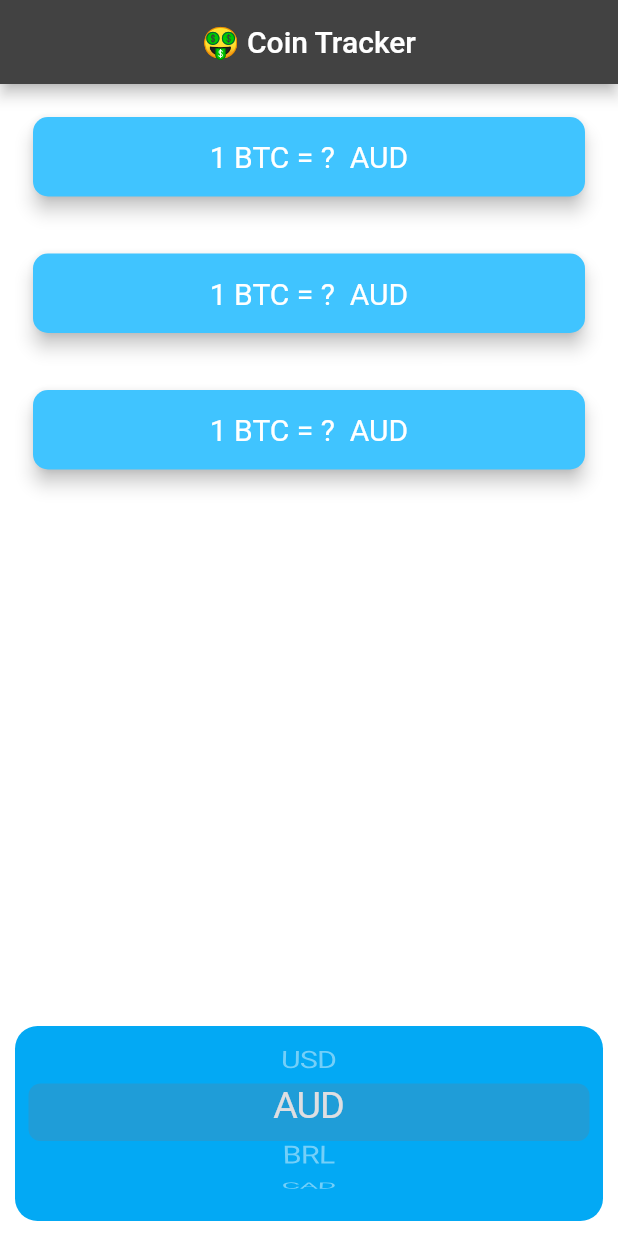
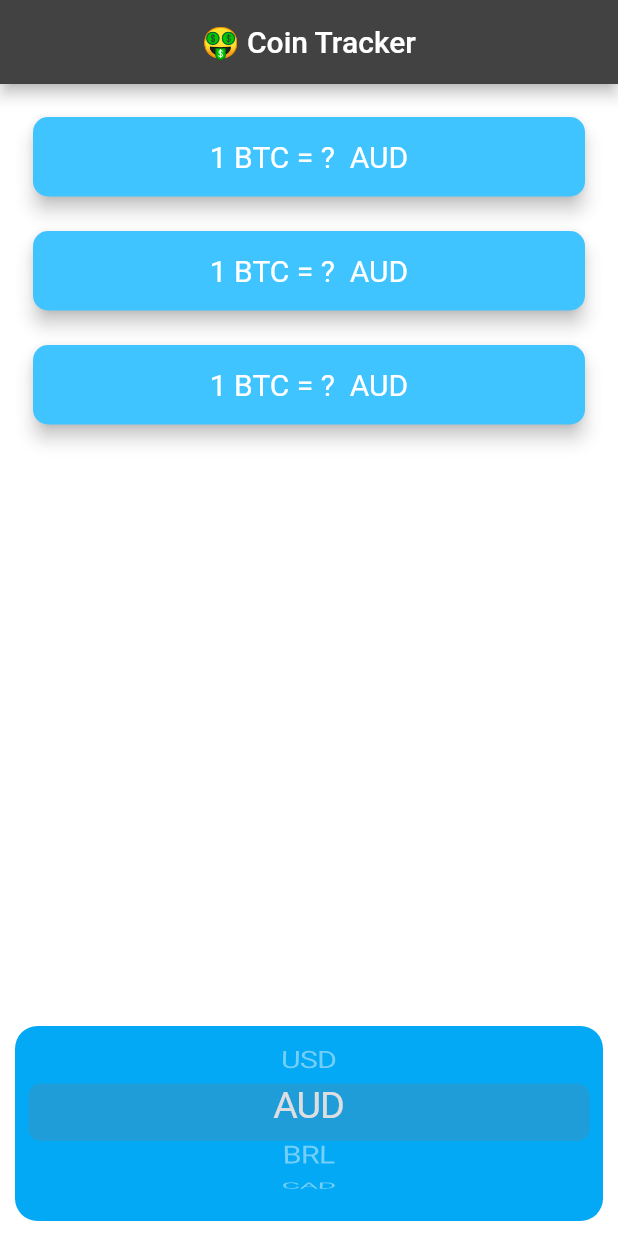
Before and after one commit to devBamidele/bitcoin, a Flutter app: the screen it shows after launch, after a tap on "AUD", on a phone screen of 412 x 824 dp. Run offline on Flutter 3.47's test engine with Material 2 defaults, Android fonts, the phone set to English and light mode, and no system bars; network calls fail.

Commit message:
I ran out of requests

```diff
--- a/lib/coin_data.dart
+++ b/lib/coin_data.dart
@@ -32,18 +32,15 @@ const List<String> currenciesList = [
   'NGN'
 ];
 
+// Todo: Uncomment the two lines here
 const List<String> cryptoList = [
   'BTC',
-  'ETH',
-  'LTC',
+  // 'ETH',
+  // 'LTC',
 ];
 
 class CoinData {
   CoinData();
-
-  /// Sample request
-  /// https://rest.coinapi.io/v1/exchangerate/BTC/USD?apikey=E736773C-754D-4E8B-861D-70F96C1F5604
-  /// https://rest.coinapi.io/v1/exchangerate/BTC/USD?apikey=E736773C-754D-4E8B-861D-70F96C1F5604#
 
   /// Fetch the information from the server and return it as a json String
   Future<dynamic> fetchData(String url) async {
@@ -67,6 +64,7 @@ class CoinData {
     }
   }
 
+  // todo: You need to interpolate 'BTC' to reduce DRY
   getBitcoin(String currency) async {
     var url = '${openWeatherMapUrl}BTC/$currency?apikey=$apiKey1';
     return await fetchData(url);
--- a/lib/price_screen.dart
+++ b/lib/price_screen.dart
@@ -5,10 +5,6 @@ import 'package:flutter/material.dart';
 import 'package:bitcoin/coin_data.dart';
 import 'package:bitcoin/recyclable_card.dart';
 import 'dart:io' show Platform;
-
-// BTC
-// ETH
-// LTE
 
 class PriceScreen extends StatefulWidget {
   const PriceScreen({Key? key}) : super(key: key);
@@ -20,6 +16,7 @@ class PriceScreen extends StatefulWidget {
 class _PriceScreenState extends State<PriceScreen> {
   String selectedCurrency = 'USD';
   int? btcrate, ethrate, ltcrate;
+  List<int> exchange = [];
 
   getAndroidPicker() {
     List<DropdownMenuItem<String>> items =
@@ -63,6 +60,7 @@ class _PriceScreenState extends State<PriceScreen> {
         setState(() {
           selectedCurrency = currenciesList[selectedPicker];
           getData();
+          log(exchange.length.toString());
         });
       },
       children: myItems,
@@ -75,19 +73,25 @@ class _PriceScreenState extends State<PriceScreen> {
     getData();
   }
 
+  // Todo: The getData needs to receive responses and store it in an array
   void getData() async {
     CoinData coinData = CoinData();
 
-    dynamic bitcoin = await coinData.getBitcoin(selectedCurrency);
+    for (int i = 0; i < cryptoList.length; i++) {
+      dynamic bitcoin = await coinData.getBitcoin(selectedCurrency);
 
-    if (bitcoin != null) {
-      if (bitcoin == 'Bad response') {
-        btcrate = null;
-      } else {
-        double result = bitcoin['rate'];
-        setState(() {
-          btcrate = result.toInt();
-        });
+      if (bitcoin != null) {
+        if (bitcoin == 'Bad response') {
+          btcrate = null; // This line is not necessary btw
+        } else {
+          double result = bitcoin['rate'];
+          exchange.add(result.toInt());
+          setState(
+            () {
+              btcrate = exchange[i];
+            },
+          );
+        }
       }
     }
   }
@@ -108,18 +112,19 @@ class _PriceScreenState extends State<PriceScreen> {
             child: Column(
               crossAxisAlignment: CrossAxisAlignment.stretch,
               children: [
+                // todo: Add the remaining cards and set the amount: to be arraylist[0] or so
                 MyCard(
                   selectedCurrency: selectedCurrency,
                   bitCoinCurrency: 'BTC',
                   amount: btcrate.toString(),
                 ),
-                const SizedBox(height: 30),
+                const SizedBox(height: 15),
                 MyCard(
                   selectedCurrency: selectedCurrency,
                   bitCoinCurrency: 'BTC',
                   amount: btcrate.toString(),
                 ),
-                const SizedBox(height: 30),
+                const SizedBox(height: 15),
                 MyCard(
                   selectedCurrency: selectedCurrency,
                   bitCoinCurrency: 'BTC',
```
